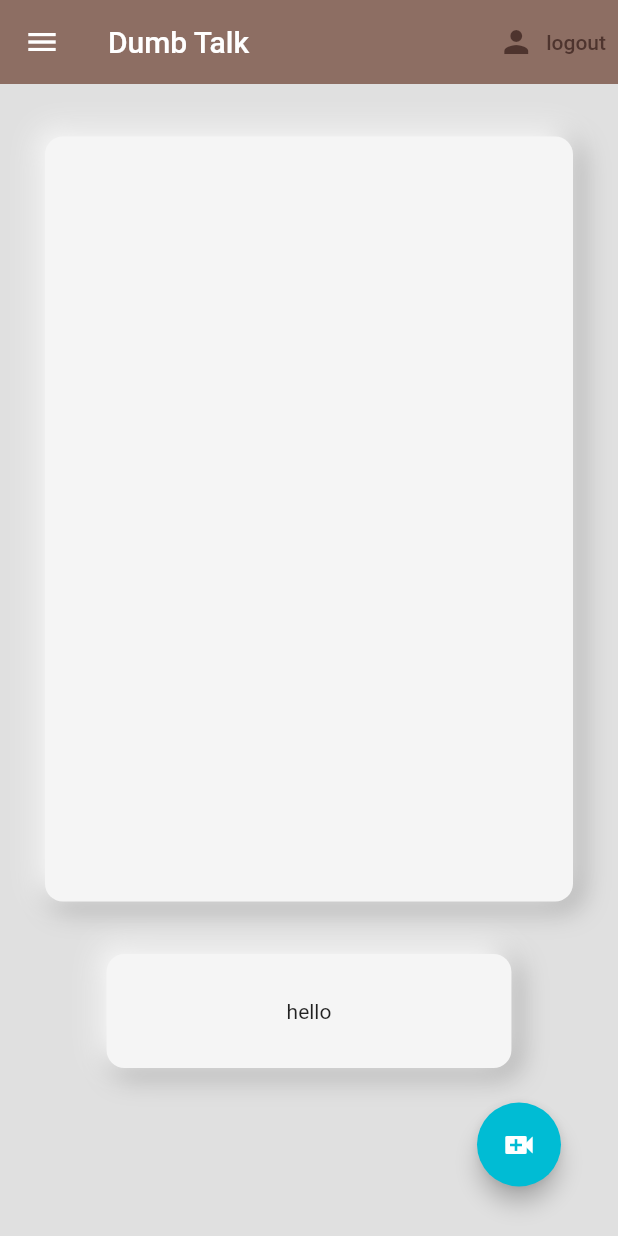
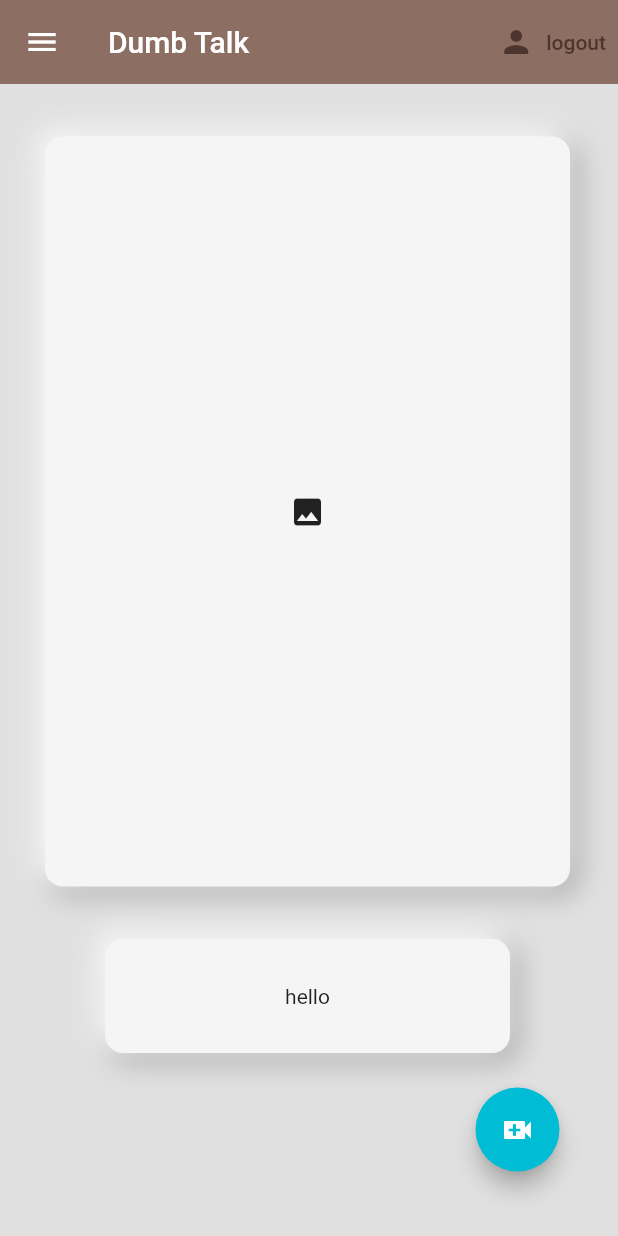
Before and after one commit to Ankush1816/Sign_Detection, a Flutter app: the screen it shows once a user with an empty profile is signed in, on a phone screen of 412 x 824 dp. Run offline on Flutter 3.47's test engine with Material 2 defaults, Android fonts, the phone set to English and light mode, and no system bars; our stand-ins replace firebase_auth, firebase_core, flutter_spinkit, image_picker; accounts and stored records are empty.

Commit message:
Added image picker

```diff
--- a/lib/screens/home/home.dart
+++ b/lib/screens/home/home.dart
@@ -1,13 +1,32 @@
-
-
+import 'dart:io';
 import 'package:brew_for_crew/services/auth.dart';
 import 'package:flutter/material.dart';
+import 'package:flutter/services.dart';
 import 'package:image_picker/image_picker.dart';
-import 'dumb_home.dart';
 
-class Home extends StatelessWidget {
+class Home extends StatefulWidget {
+  @override
+  State<Home> createState() => _HomeState();
+}
+
+class _HomeState extends State<Home> {
   final AuthService _auth = AuthService();
 
+  File? image;
+
+  Future pickImage() async{
+    try {
+      final image = await ImagePicker().pickImage(source: ImageSource.gallery);
+      if (image == null)
+        return;
+      setState(() =>
+      this.image = File(image.path)
+      );
+    }
+    on PlatformException catch(e){
+      print("Something went wrong: $e");
+    }
+  }
 
   @override
   Widget build(BuildContext context) {
@@ -61,14 +80,18 @@ class Home extends StatelessWidget {
                   height: 15,
                 ),
                 Container(
-                  child: Container(
-                    height: 350,
+                  child: image!=null ? Image.file(image!,
+                    height: 500,
                     width: 350,
-                  ),
-                  padding: EdgeInsets.only(
-                      left: 150, right: 150, top: 80, bottom: 80),
+                    fit: BoxFit.contain
+                  ): Icon(Icons.image),
+                  height: 500,
+                  width: 350,
+                  // padding: EdgeInsets.only(
+                  //     left: 150, right: 150, top: 80, bottom: 80),
                   decoration: BoxDecoration(
                     color: Colors.grey[100],
+                    // image: DecorationImage(image: ),
                     borderRadius: BorderRadius.circular(12),
                     boxShadow: [
                       BoxShadow(
@@ -120,6 +143,7 @@ class Home extends StatelessWidget {
                     hoverColor: Colors.brown[300],
                     onPressed: () {
                       // Add your onPressed code here!
+                      pickImage();
                     },
                     child: const Icon(Icons.video_call),
                   ),
```
Also changed, not shown: lib/screens/home/dumb_home.dart (deleted, +0 -25 lines).
